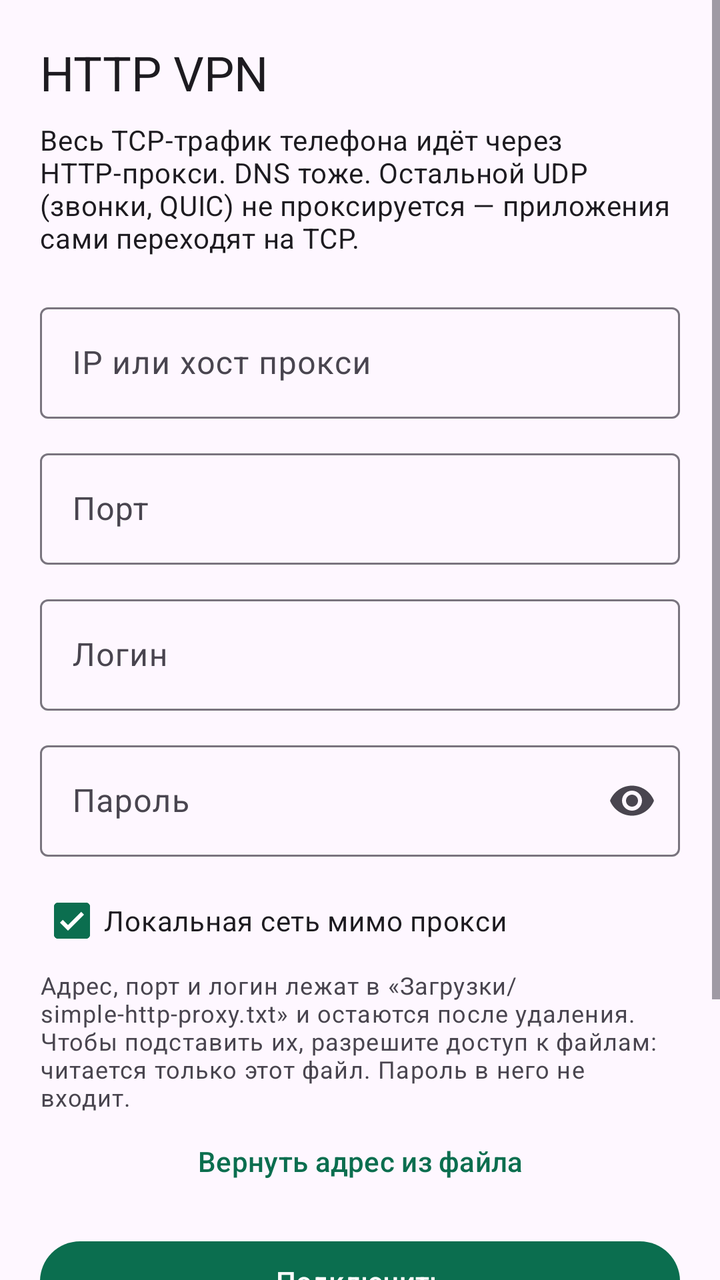
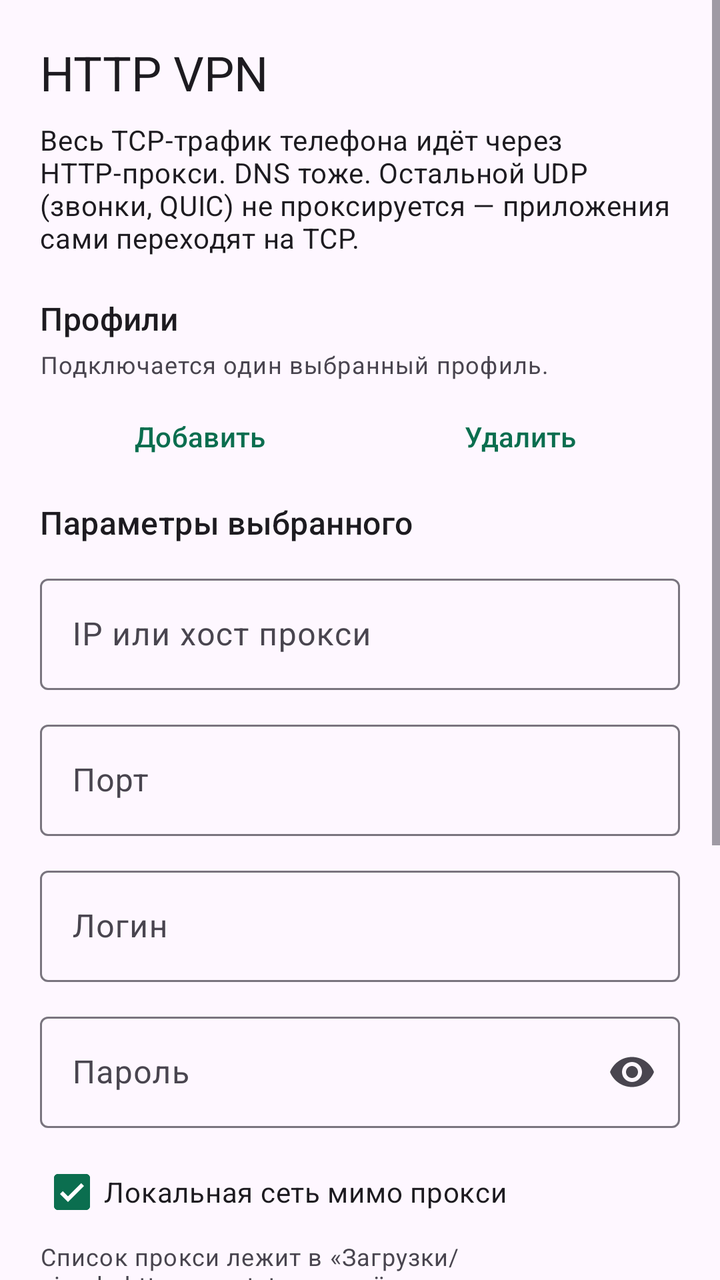

An Android layout rendered at two revisions. The XML below is the earlier revision; the diff shows what the commit changed to produce the second picture.
<!-- AndroidManifest.xml: application theme Theme.HttpVpn -->
<!-- res/layout/activity_main.xml -->
<?xml version="1.0" encoding="utf-8"?>
<ScrollView xmlns:android="http://schemas.android.com/apk/res/android"
    xmlns:app="http://schemas.android.com/apk/res-auto"
    android:layout_width="match_parent"
    android:layout_height="match_parent"
    android:fillViewport="true">

    <LinearLayout
        android:layout_width="match_parent"
        android:layout_height="wrap_content"
        android:orientation="vertical"
        android:padding="20dp">

        <TextView
            android:layout_width="match_parent"
            android:layout_height="wrap_content"
            android:text="@string/app_name"
            android:textAppearance="?attr/textAppearanceHeadlineSmall" />

        <TextView
            android:layout_width="match_parent"
            android:layout_height="wrap_content"
            android:layout_marginTop="8dp"
            android:text="@string/subtitle"
            android:textAppearance="?attr/textAppearanceBodyMedium" />

        <com.google.android.material.textfield.TextInputLayout
            android:layout_width="match_parent"
            android:layout_height="wrap_content"
            android:layout_marginTop="20dp"
            android:hint="@string/host_hint">

            <com.google.android.material.textfield.TextInputEditText
                android:id="@+id/hostInput"
                android:layout_width="match_parent"
                android:layout_height="wrap_content"
                android:imeOptions="actionNext"
                android:inputType="textNoSuggestions"
                android:singleLine="true" />
        </com.google.android.material.textfield.TextInputLayout>

        <com.google.android.material.textfield.TextInputLayout
            android:layout_width="match_parent"
            android:layout_height="wrap_content"
            android:layout_marginTop="12dp"
            android:hint="@string/port_hint">

            <com.google.android.material.textfield.TextInputEditText
                android:id="@+id/portInput"
                android:layout_width="match_parent"
                android:layout_height="wrap_content"
                android:imeOptions="actionNext"
                android:inputType="number"
                android:singleLine="true" />
        </com.google.android.material.textfield.TextInputLayout>

        <com.google.android.material.textfield.TextInputLayout
            android:layout_width="match_parent"
            android:layout_height="wrap_content"
            android:layout_marginTop="12dp"
            android:hint="@string/user_hint">

            <com.google.android.material.textfield.TextInputEditText
                android:id="@+id/userInput"
                android:layout_width="match_parent"
                android:layout_height="wrap_content"
                android:imeOptions="actionNext"
                android:inputType="text"
                android:singleLine="true" />
        </com.google.android.material.textfield.TextInputLayout>

        <com.google.android.material.textfield.TextInputLayout
            android:layout_width="match_parent"
            android:layout_height="wrap_content"
            android:layout_marginTop="12dp"
            android:hint="@string/password_hint"
            app:endIconMode="password_toggle">

            <com.google.android.material.textfield.TextInputEditText
                android:id="@+id/passwordInput"
                android:layout_width="match_parent"
                android:layout_height="wrap_content"
                android:imeOptions="actionDone"
                android:inputType="textPassword"
                android:singleLine="true" />
        </com.google.android.material.textfield.TextInputLayout>

        <com.google.android.material.checkbox.MaterialCheckBox
            android:id="@+id/bypassLan"
            android:layout_width="match_parent"
            android:layout_height="wrap_content"
            android:layout_marginTop="8dp"
            android:checked="true"
            android:text="@string/bypass_lan" />

        <TextView
            android:layout_width="match_parent"
            android:layout_height="wrap_content"
            android:text="@string/keep_data_hint"
            android:textAppearance="?attr/textAppearanceBodySmall"
            android:textColor="?android:attr/textColorSecondary" />

        <com.google.android.material.button.MaterialButton
            android:id="@+id/restoreButton"
            style="@style/Widget.Material3.Button.TextButton"
            android:layout_width="match_parent"
            android:layout_height="wrap_content"
            android:text="@string/restore_kept" />

        <com.google.android.material.button.MaterialButton
            android:id="@+id/connectButton"
            android:layout_width="match_parent"
            android:layout_height="wrap_content"
            android:layout_marginTop="12dp"
            android:text="@string/connect" />

        <com.google.android.material.button.MaterialButton
            android:id="@+id/testButton"
            style="@style/Widget.Material3.Button.OutlinedButton"
            android:layout_width="match_parent"
            android:layout_height="wrap_content"
            android:layout_marginTop="8dp"
            android:text="@string/test_proxy" />

        <com.google.android.material.button.MaterialButton
            android:id="@+id/batteryButton"
            style="@style/Widget.Material3.Button.TextButton"
            android:layout_width="match_parent"
            android:layout_height="wrap_content"
            android:text="@string/battery" />

        <TextView
            android:id="@+id/statusText"
            android:layout_width="match_parent"
            android:layout_height="wrap_content"
            android:layout_marginTop="12dp"
            android:text="@string/status_idle"
            android:textAppearance="?attr/textAppearanceBodyMedium"
            android:textIsSelectable="true" />
    </LinearLayout>
</ScrollView>
<!-- resources referenced by this layout -->
<resources>
  <string name="app_name">HTTP VPN</string>
  <string name="battery">Разрешить работу в фоне</string>
  <string name="bypass_lan">Локальная сеть мимо прокси</string>
  <string name="connect">Подключить</string>
  <string name="host_hint">IP или хост прокси</string>
  <string name="keep_data_hint">Адрес, порт и логин лежат в «Загрузки/simple-http-proxy.txt» и остаются после удаления. Чтобы подставить их, разрешите доступ к файлам: читается только этот файл. Пароль в него не входит.</string>
  <string name="password_hint">Пароль</string>
  <string name="port_hint">Порт</string>
  <string name="restore_kept">Вернуть адрес из файла</string>
  <string name="status_idle">VPN выключен</string>
  <string name="subtitle">Весь TCP-трафик телефона идёт через HTTP-прокси. DNS тоже. Остальной UDP (звонки, QUIC) не проксируется — приложения сами переходят на TCP.</string>
  <string name="test_proxy">Проверить прокси</string>
  <string name="user_hint">Логин</string>
  <style name="Theme.HttpVpn" parent="Theme.Material3.DayNight.NoActionBar">
          <item name="colorPrimary">@color/primary</item>
          <item name="colorOnPrimary">@color/on_primary</item>
          <item name="colorSecondary">@color/primary</item>
      </style>
  <color name="primary">#0B6E4F</color>
  <color name="on_primary">#FFFFFF</color>
</resources>

<!-- the commit's change to res/layout/activity_main.xml (unified diff, before → after) -->
@@ -24,10 +24,61 @@
             android:text="@string/subtitle"
             android:textAppearance="?attr/textAppearanceBodyMedium" />
 
+        <TextView
+            android:layout_width="match_parent"
+            android:layout_height="wrap_content"
+            android:layout_marginTop="20dp"
+            android:text="@string/profiles_title"
+            android:textAppearance="?attr/textAppearanceTitleMedium" />
+
+        <TextView
+            android:layout_width="match_parent"
+            android:layout_height="wrap_content"
+            android:layout_marginTop="4dp"
+            android:text="@string/profiles_hint"
+            android:textAppearance="?attr/textAppearanceBodySmall"
+            android:textColor="?android:attr/textColorSecondary" />
+
+        <RadioGroup
+            android:id="@+id/profileList"
+            android:layout_width="match_parent"
+            android:layout_height="wrap_content"
+            android:layout_marginTop="4dp"
+            android:saveEnabled="false" />
+
+        <LinearLayout
+            android:layout_width="match_parent"
+            android:layout_height="wrap_content"
+            android:orientation="horizontal">
+
+            <com.google.android.material.button.MaterialButton
+                android:id="@+id/addProfile"
+                style="@style/Widget.Material3.Button.TextButton"
+                android:layout_width="0dp"
+                android:layout_height="wrap_content"
+                android:layout_weight="1"
+                android:text="@string/add_profile" />
+
+            <com.google.android.material.button.MaterialButton
+                android:id="@+id/deleteProfile"
+                style="@style/Widget.Material3.Button.TextButton"
+                android:layout_width="0dp"
+                android:layout_height="wrap_content"
+                android:layout_weight="1"
+                android:text="@string/delete_profile" />
+        </LinearLayout>
+
+        <TextView
+            android:layout_width="match_parent"
+            android:layout_height="wrap_content"
+            android:layout_marginTop="8dp"
+            android:text="@string/profile_params"
+            android:textAppearance="?attr/textAppearanceTitleMedium" />
+
         <com.google.android.material.textfield.TextInputLayout
             android:layout_width="match_parent"
             android:layout_height="wrap_content"
-            android:layout_marginTop="20dp"
+            android:layout_marginTop="12dp"
             android:hint="@string/host_hint">
 
             <com.google.android.material.textfield.TextInputEditText
<!-- resource entries referenced after the edit -->
@@ -1,14 +1,19 @@
 <!-- resources referenced by this layout -->
 <resources>
+  <string name="add_profile">Добавить</string>
   <string name="app_name">HTTP VPN</string>
   <string name="battery">Разрешить работу в фоне</string>
   <string name="bypass_lan">Локальная сеть мимо прокси</string>
   <string name="connect">Подключить</string>
+  <string name="delete_profile">Удалить</string>
   <string name="host_hint">IP или хост прокси</string>
-  <string name="keep_data_hint">Адрес, порт и логин лежат в «Загрузки/simple-http-proxy.txt» и остаются после удаления. Чтобы подставить их, разрешите доступ к файлам: читается только этот файл. Пароль в него не входит.</string>
+  <string name="keep_data_hint">Список прокси лежит в «Загрузки/simple-http-proxy.txt» и остаётся после удаления: адрес, порт, логин, галка локальной сети и какой профиль выбран. Чтобы подставить список, разрешите доступ к файлам: читается только этот файл. Пароли в него не входят.</string>
   <string name="password_hint">Пароль</string>
   <string name="port_hint">Порт</string>
-  <string name="restore_kept">Вернуть адрес из файла</string>
+  <string name="profile_params">Параметры выбранного</string>
+  <string name="profiles_hint">Подключается один выбранный профиль.</string>
+  <string name="profiles_title">Профили</string>
+  <string name="restore_kept">Вернуть список из файла</string>
   <string name="status_idle">VPN выключен</string>
   <string name="subtitle">Весь TCP-трафик телефона идёт через HTTP-прокси. DNS тоже. Остальной UDP (звонки, QUIC) не проксируется — приложения сами переходят на TCP.</string>
   <string name="test_proxy">Проверить прокси</string>
